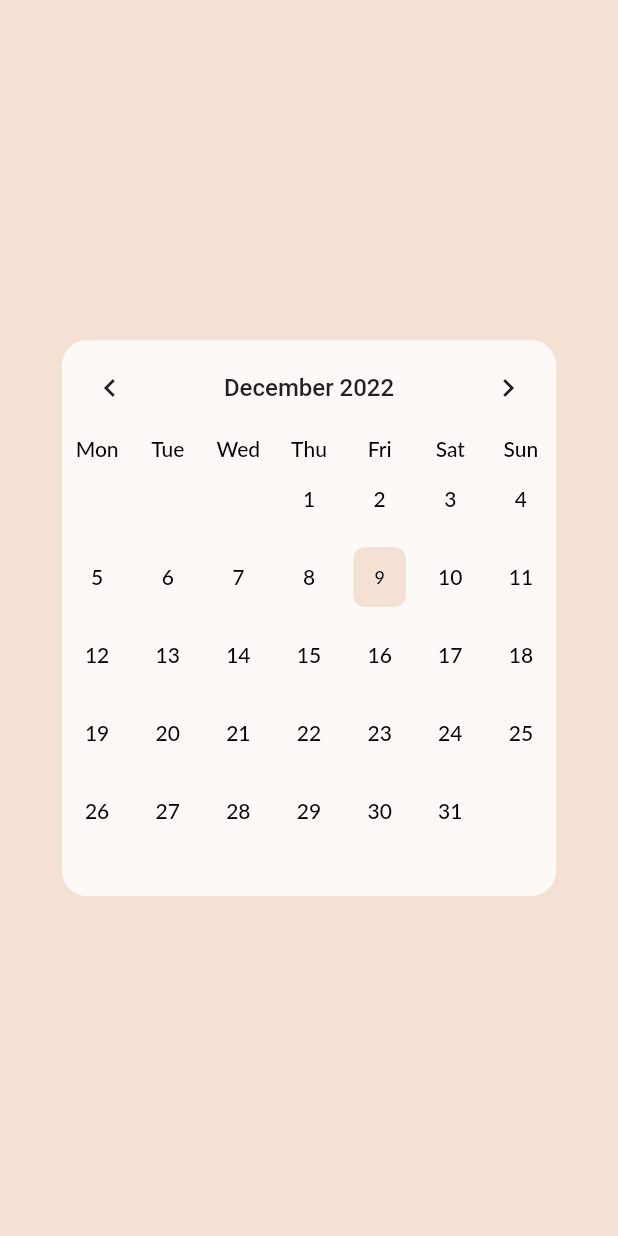
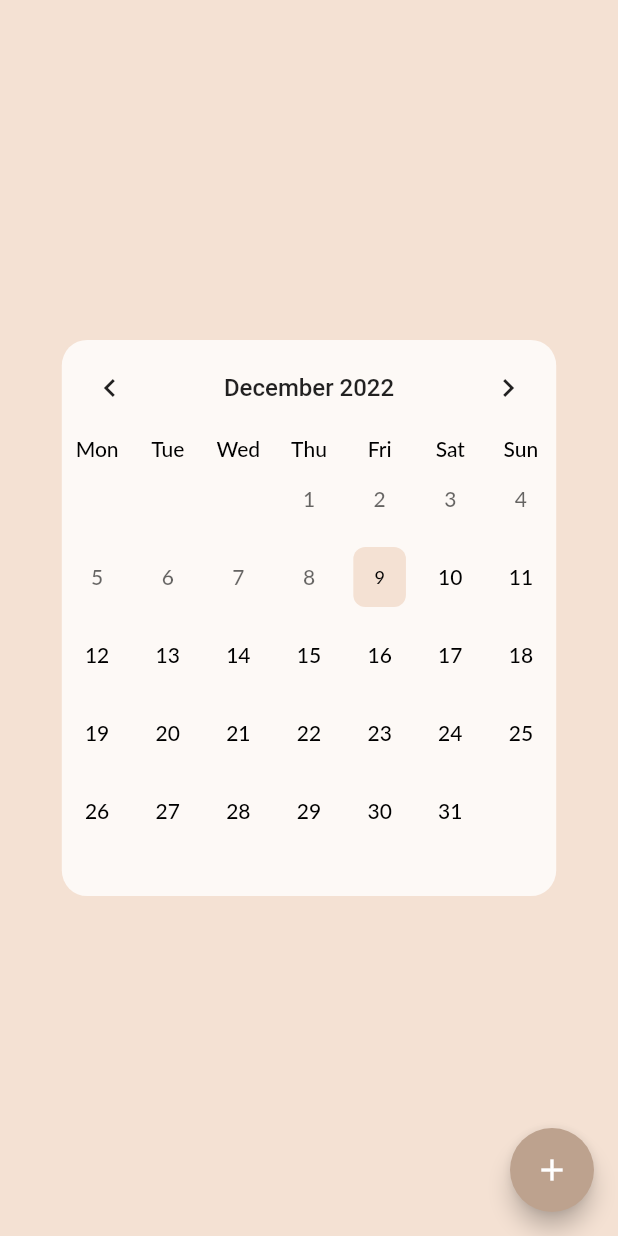
Before and after one commit to zehrakamisli/diary_app, a Flutter app: the screen it shows after launch, on a phone screen of 412 x 824 dp. Run offline on Flutter 3.47's test engine with Material 2 defaults, Android fonts, the phone set to English and light mode, and no system bars; drawn by our look-alikes of table_calendar; our stand-ins replace cloud_firestore, firebase_core, firebase_storage, image_picker; accounts and stored records are empty; Roboto replaces fonts that are missing (Lato).

```diff
--- a/lib/base/base_utility.dart
+++ b/lib/base/base_utility.dart
@@ -2,6 +2,7 @@ import 'package:flutter/material.dart';
 
 class ColorUtility {
   static const Color backGroundColor = Color(0xffF4E1D3);
+  static const Color fabColor = Color.fromARGB(255, 189, 162, 142);
   static const Color pageColor = Colors.white;
   static const Color diaryHeadlineColor = Colors.blueGrey;
   static const Color calendarTextStyle = Colors.black;
--- /dev/null
+++ b/lib/ui/model/diary_model.dart
@@ -0,0 +1,28 @@
+class DiaryModel {
+  String? id;
+  DateTime? dateTime;
+  String? title;
+  String? content;
+  String? image;
+
+  DiaryModel({this.id, this.dateTime, this.title, this.content, this.image});
+
+  DiaryModel.fromJson(Map<String, dynamic> json) {
+    id = json['id'];
+    dateTime =
+        json['dateTime'] == null ? null : DateTime.tryParse(json['dateTime']);
+    title = json['title'];
+    content = json['content'];
+    image = json['image'];
+  }
+
+  Map<String, dynamic> toJson() {
+    final Map<String, dynamic> data = {};
+    data['id'] = id;
+    data['dateTime'] = dateTime?.toIso8601String();
+    data['title'] = title;
+    data['content'] = content;
+    data['image'] = image;
+    return data;
+  }
+}
--- a/lib/ui/view/calendar_page_view.dart
+++ b/lib/ui/view/calendar_page_view.dart
@@ -1,7 +1,10 @@
+import 'package:cloud_firestore/cloud_firestore.dart';
 import 'package:diary_app/base/base_utility.dart';
+import 'package:diary_app/ui/model/diary_model.dart';
 import 'package:flutter/material.dart';
+import 'package:table_calendar/table_calendar.dart';
 
-import 'package:table_calendar/table_calendar.dart';
+import 'diary_page_view.dart';
 
 class CalendarPageView extends StatefulWidget {
   const CalendarPageView({Key? key}) : super(key: key);
@@ -12,14 +15,65 @@ class CalendarPageView extends StatefulWidget {
 
 class _CalendarPageViewState extends State<CalendarPageView> {
   CalendarFormat format = CalendarFormat.month;
-  DateTime selectedDay = DateTime.now();
-  DateTime focusedDay = DateTime.now();
-  String selectedTime = "";
+  DateTime _selectedDay = DateTime.now();
+  DateTime _focusedDay = DateTime.now();
+  String _selectedTime = "";
+
+  Future<QuerySnapshot<Map<String, dynamic>>> getDiaryData() {
+    var db = FirebaseFirestore.instance;
+    var collection = db.collection('diarys');
+    return collection.get();
+  }
+
+  List<DiaryModel>? parseDiaryData(QuerySnapshot<Map<String, dynamic>>? data) {
+    if (data != null) {
+      List<DiaryModel> datas = [];
+      for (var dataPiece in data.docs) {
+        datas.add(DiaryModel.fromJson(dataPiece.data()));
+      }
+      return datas;
+    }
+    return null;
+  }
+
   @override
   Widget build(BuildContext context) {
     return Scaffold(
       backgroundColor: ColorUtility.backGroundColor,
-      body: Center(
+      floatingActionButton: FloatingActionButton(
+        onPressed: () {
+          Navigator.of(context).push(MaterialPageRoute(
+              builder: (_) => DiaryPage(
+                    selectedDay: _selectedDay,
+                  )));
+        },
+        backgroundColor: ColorUtility.fabColor,
+        child: const Icon(Icons.add),
+      ),
+      body: FutureBuilder<QuerySnapshot<Map<String, dynamic>>>(
+          future: getDiaryData(),
+          builder: (context, snapshot) {
+            if (snapshot.connectionState == ConnectionState.waiting) {
+              return const Center(
+                child: SizedBox(
+                  height: 75,
+                  width: 75,
+                  child: CircularProgressIndicator(),
+                ),
+              );
+            } else if (!snapshot.hasData && snapshot.hasError) {
+              return Center(
+                child: Text(snapshot.error.toString()),
+              );
+            } else {
+              return calendarView(context, parseDiaryData(snapshot.data));
+            }
+          }),
+    );
+  }
+
+  Center calendarView(BuildContext context, List<DiaryModel>? diaryData) {
+    return Center(
       child: Container(
         height: MediaQuery.of(context).size.width * 9 / 10,
         width: MediaQuery.of(context).size.width * 4 / 5,
@@ -43,7 +97,9 @@ class _CalendarPageViewState extends State<CalendarPageView> {
           locale: 'en_US',
           focusedDay: DateTime.now(),
           firstDay: DateTime.now(),
-            lastDay: DateTime.now().add(const Duration(days: 30)),
+          lastDay: DateTime.now().add(const Duration(
+            days: 31,
+          )),
           calendarFormat: format,
           onFormatChanged: (CalendarFormat format) {
             setState(() {
@@ -57,15 +113,16 @@ class _CalendarPageViewState extends State<CalendarPageView> {
           onDaySelected: (DateTime selectDay, DateTime focusDay) {
             setState(
               () {
-                  selectedTime = "";
-                  selectedDay = selectDay;
-                  focusedDay = focusDay;
+                _selectedTime = selectDay.toIso8601String();
+                _selectedDay = selectDay;
+                _focusedDay = focusDay;
               },
             );
           },
           selectedDayPredicate: (DateTime date) {
-              return isSameDay(selectedDay, date);
+            return isSameDay(_selectedDay, date);
           },
+          eventLoader: (day) => getCalendarEvents(day, diaryData),
           //To style the Calendar
 
           calendarStyle: CalendarStyle(
@@ -82,8 +139,8 @@ class _CalendarPageViewState extends State<CalendarPageView> {
               shape: BoxShape.rectangle,
               borderRadius: BorderRadius.circular(8.0),
             ),
-              disabledTextStyle: const TextStyle(
-                  color: ColorUtility.calendarTextStyle,
+            disabledTextStyle: TextStyle(
+                color: ColorUtility.calendarTextStyle.withOpacity(0.6),
                 fontSize: 14.0,
                 fontWeight: FontWeight.w500,
                 fontFamily: "Lato"),
@@ -93,7 +150,7 @@ class _CalendarPageViewState extends State<CalendarPageView> {
                 fontSize: 14.0,
                 fontWeight: FontWeight.w500,
                 fontFamily: "Lato"),
-              isTodayHighlighted: false,
+            isTodayHighlighted: true,
             selectedDecoration: BoxDecoration(
               color: ColorUtility.backGroundColor,
               shape: BoxShape.rectangle,
@@ -130,7 +187,24 @@ class _CalendarPageViewState extends State<CalendarPageView> {
               titleCentered: true),
         ),
       ),
-      ),
     );
   }
+
+  getCalendarEvents(DateTime day, List<DiaryModel>? diaryData) {
+    if (diaryData == null || diaryData.isEmpty) {
+      return List.empty();
+    } else {
+      List dateList = [];
+      for (var data in diaryData) {
+        if (data.dateTime != null) {
+          if (data.dateTime!.day == day.day &&
+              data.dateTime!.month == day.month &&
+              data.dateTime!.year == day.year) {
+            dateList.add(data);
           }
+        }
+      }
+      return dateList;
+    }
+  }
+}
--- a/pubspec.yaml
+++ b/pubspec.yaml
@@ -13,6 +13,11 @@ dependencies:
     sdk: flutter
   cupertino_icons: ^1.0.2
   table_calendar: ^3.0.8
+  firebase_core: ^2.3.0
+  cloud_firestore: ^4.1.0
+  image_picker: ^0.8.6
+  firebase_storage: ^11.0.6
+  storage_database: ^0.0.5+3
 
 dev_dependencies:
   flutter_test:
```
Also changed, not shown: lib/main.dart (+6 -1 lines), lib/ui/view/diary_page_view.dart (+168 -104 lines), lib/ui/widgets/image_source_dialog.dart (added, +54 -0 lines), lib/ui/viewmodel/diary_page_viewmodel.dart (deleted), pubspec.lock, 5 other files. Lines whose indentation alone changed are shown as unchanged.
